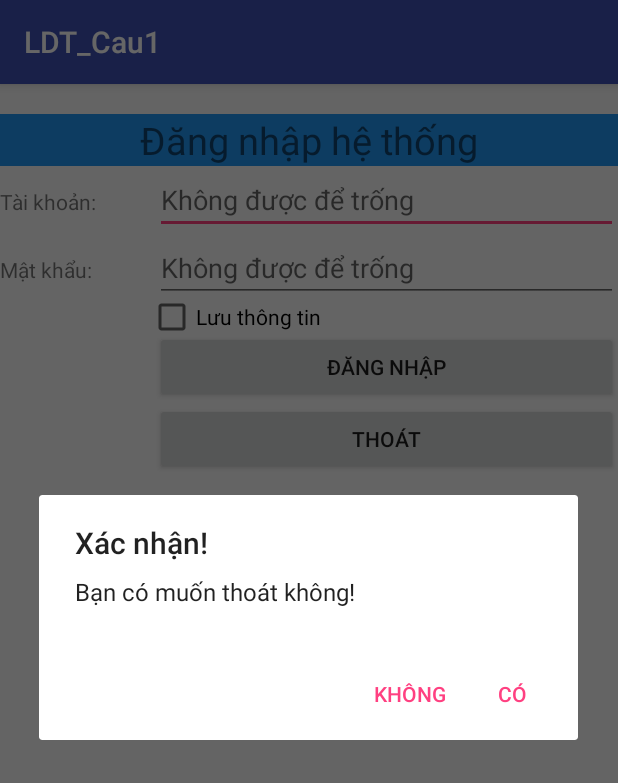
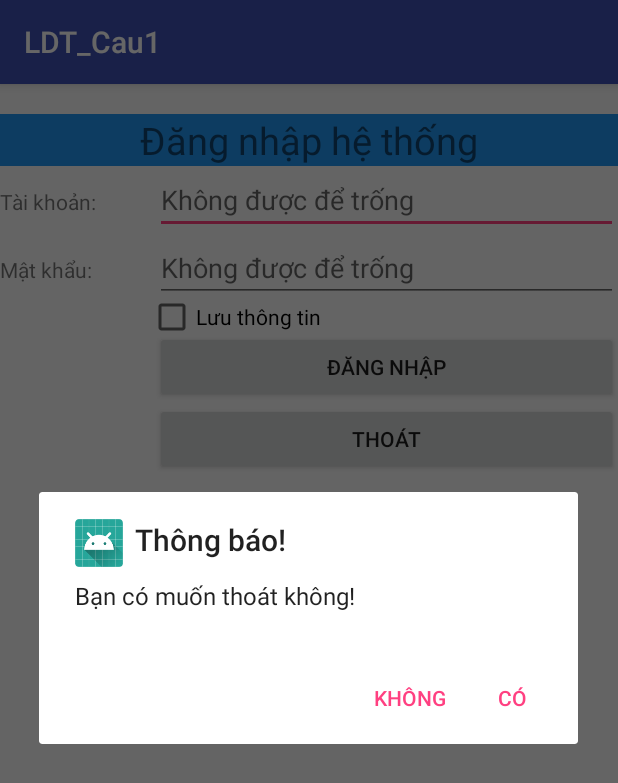
Before and after one commit to trongluong337/LuongNguyenDucTrong__16038781, an Android app: the screen it shows after launch (MainActivity), after a tap on "THOÁT", on a phone screen of 412 x 824 dp. Shown: the top 783 px of the screen. Run offline under Robolectric (Android 15) with nearby library versions, the phone set to English and light mode, and no system bars.

Commit message:
commit code

```diff
--- a/app/src/main/java/com/example/student/ldt_cau1/MainActivity.java
+++ b/app/src/main/java/com/example/student/ldt_cau1/MainActivity.java
@@ -50,8 +50,8 @@ public class MainActivity extends AppCompatActivity {
             public void onClick(View view) {
 
                 AlertDialog.Builder builder = new AlertDialog.Builder(view.getContext());
-
-                builder.setTitle("Xác nhận!");
+                builder.setIcon(R.mipmap.ic_launcher);
+                builder.setTitle("Thông báo!");
                 builder.setMessage("Bạn có muốn thoát không!");
 
                 builder.setPositiveButton("Có", new DialogInterface.OnClickListener() {
```
